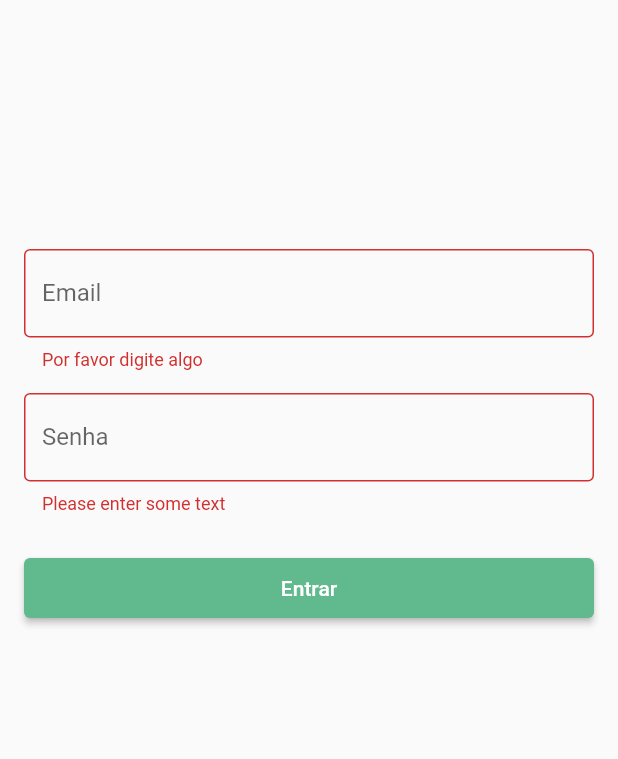
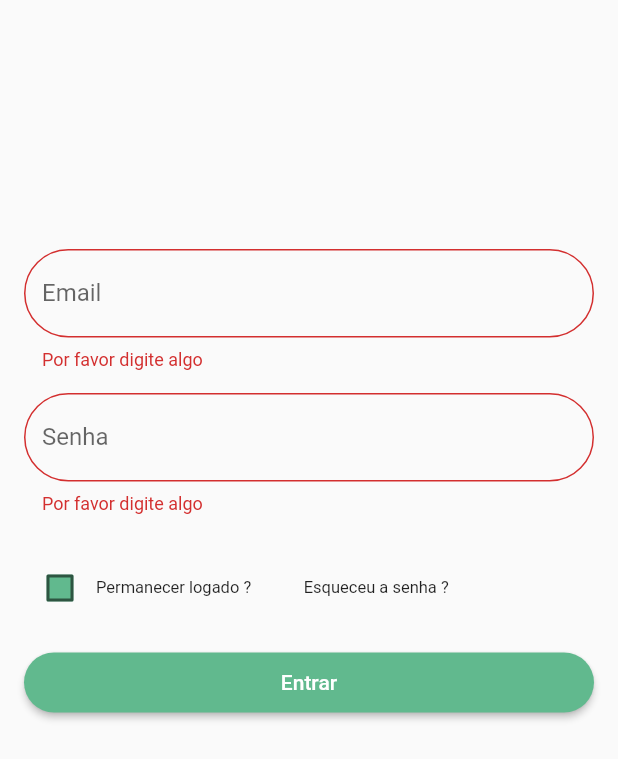
Before and after one commit to eduardovitor/Biblioteca-digital-app, a Flutter app: the MyForm widget shown alone on an empty page, opened directly, after a tap on "Entrar", on a phone screen of 412 x 824 dp. Shown: the top 759 px of the screen. Run offline on Flutter 3.47's test engine with Material 2 defaults, Android fonts, the phone set to English and light mode, and no system bars; our stand-ins replace google_fonts, smooth_page_indicator.

Commit message:
Página de login finalizada e alterações nos assets

```diff
--- a/lib/login.dart
+++ b/lib/login.dart
@@ -33,11 +33,16 @@ class _MyFormState extends State<MyForm> {
           const SizedBox(height: 15),
           buildSenhaInput(),
           const SizedBox(height: 25),
+          buildRowOpcoes(),
+          const SizedBox(height: 15),
           ElevatedButton(
               style: ElevatedButton.styleFrom(
                   minimumSize: Size(150, 40),
                   primary: Color(0xFF61b98e),
-                  onPrimary: Colors.white),
+                  onPrimary: Colors.white,
+                  shape: new RoundedRectangleBorder(
+                    borderRadius: new BorderRadius.circular(30.0),
+                  )),
               onPressed: () {
                 if (_formkey.currentState!.validate()) {
                   ScaffoldMessenger.of(context).showSnackBar(
@@ -62,22 +67,77 @@ buildEmailInput() {
         }
         return null;
       },
+      style: TextStyle(color: Color(0xFF61b98e)),
       decoration: InputDecoration(
           hintText: 'Digite seu email',
           labelText: 'Email',
-          border: OutlineInputBorder()));
+          floatingLabelBehavior: FloatingLabelBehavior.never,
+          border:
+              OutlineInputBorder(borderRadius: new BorderRadius.circular(30)),
+          focusedBorder: OutlineInputBorder(
+              borderRadius: new BorderRadius.circular(30),
+              borderSide: BorderSide(color: Color(0xFF61b98e)))));
 }
 
 buildSenhaInput() {
   return TextFormField(
       validator: (value) {
         if (value == null || value.isEmpty) {
-          return 'Please enter some text';
+          return 'Por favor digite algo';
         }
         return null;
       },
       decoration: InputDecoration(
           hintText: 'Digite sua senha',
           labelText: 'Senha',
-          border: OutlineInputBorder()));
+          floatingLabelBehavior: FloatingLabelBehavior.never,
+          border:
+              OutlineInputBorder(borderRadius: new BorderRadius.circular(30)),
+          focusedBorder: OutlineInputBorder(
+              borderRadius: new BorderRadius.circular(30),
+              borderSide: BorderSide(color: Color(0xFF61b98e)))));
 }
+
+buildRowOpcoes() {
+  return Row(
+    children: [
+      CheckButtonWidget(),
+      Text('Permanecer logado ?', style: TextStyle(fontSize: 11)),
+      const SizedBox(width: 35),
+      Text('Esqueceu a senha ?', style: TextStyle(fontSize: 11))
+    ],
+  );
+}
+
+class CheckButtonWidget extends StatefulWidget {
+  const CheckButtonWidget({Key? key}) : super(key: key);
+
+  @override
+  _CheckButtonWidgetState createState() => _CheckButtonWidgetState();
+}
+
+class _CheckButtonWidgetState extends State<CheckButtonWidget> {
+  bool isChecked = false;
+  @override
+  Widget build(BuildContext context) {
+    Color getColor(Set<MaterialState> states) {
+      const Set<MaterialState> interactiveStates = <MaterialState>{
+        MaterialState.pressed,
+        MaterialState.hovered,
+        MaterialState.focused,
+      };
+      return const Color(0xFF61b98e);
+    }
+
+    return Checkbox(
+      checkColor: Colors.white,
+      fillColor: MaterialStateProperty.resolveWith(getColor),
+      value: isChecked,
+      onChanged: (bool? value) {
+        setState(() {
+          isChecked = value!;
+        });
+      },
+    );
+  }
+}
--- a/lib/presentation_slides/slides/slide4.dart
+++ b/lib/presentation_slides/slides/slide4.dart
@@ -6,7 +6,7 @@ class Slide4 extends StatelessWidget {
   const Slide4({Key? key}) : super(key: key);
   final String texto1 = 'Descubra mais sobre \n seus assuntos favoritos';
   final String texto2 =
-      ' Sejam livros didáticos ou paradidáticos, aqui você tem \n uma leitura produtiva e interessante ';
+      ' Sejam livros didáticos ou paradidáticos, aqui você tem uma leitura produtiva e interessante ';
   final String path = 'assets/box.png';
 
   @override
--- a/lib/start_page.dart
+++ b/lib/start_page.dart
@@ -1,3 +1,4 @@
+import 'package:app_biblioteca_digital/login.dart';
 import 'package:flutter/material.dart';
 import 'package:app_biblioteca_digital/presentation_slides/slides/slide1.dart';
 import 'package:app_biblioteca_digital/presentation_slides/slides/slide2.dart';
@@ -36,7 +37,12 @@ class _StartPageState extends State<StartPage> {
       buildDotIndicator(),
       const SizedBox(height: 30),
       ElevatedButton(
-          onPressed: () {},
+          onPressed: () {
+            Navigator.push(
+              context,
+              MaterialPageRoute(builder: (context) => Login()),
+            );
+          },
           style: ElevatedButton.styleFrom(
               minimumSize: Size(150, 40),
               primary: Color(0xFF61b98e),
```
Also changed, not shown: assets/book-lover.png, assets/box.png, assets/library.png.
